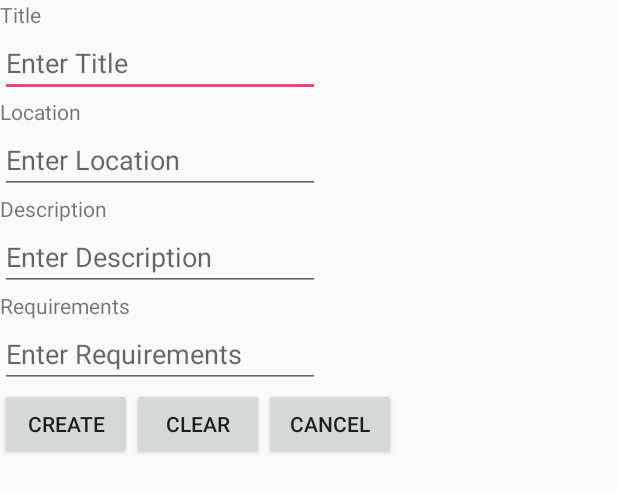
After one commit to yyuumd/LocalCommunityServices, an Android app: the layout activity_add_ops.xml on its own in the app's theme, with its tools: preview values and no code run, on a phone screen of 412 x 824 dp. The commit adds this screen. Shown: the top 492 px of the screen. Run offline under Robolectric (Android 15) with nearby library versions, the phone set to English and light mode, and no system bars.

Commit message:
updated by Yifan
update AndroidManifest and res/string, add layout files

```diff
--- a/app/src/main/AndroidManifest.xml
+++ b/app/src/main/AndroidManifest.xml
@@ -39,6 +39,12 @@
                 <category android:name="android.intent.category.LAUNCHER" />
             </intent-filter>
         </activity>
+        <activity
+            android:name=".AddOpsActivity">
+        </activity>
+        <activity
+            android:name=".FeedbackActivity">
+        </activity>
     </application>
 
 </manifest>
--- /dev/null
+++ b/app/src/main/res/layout/activity_add_ops.xml
@@ -0,0 +1,101 @@
+<?xml version="1.0" encoding="utf-8"?>
+<RelativeLayout xmlns:android="http://schemas.android.com/apk/res/android"
+    android:layout_width="match_parent"
+    android:layout_height="match_parent">
+
+    <TextView
+        android:id="@+id/opsTitleLabel"
+        android:layout_width="wrap_content"
+        android:layout_height="wrap_content"
+        android:layout_alignParentStart="true"
+        android:layout_alignParentTop="true"
+        android:text="@string/ops_title" />
+
+    <EditText
+        android:id="@+id/opsTitle"
+        android:layout_width="wrap_content"
+        android:layout_height="wrap_content"
+        android:layout_alignParentStart="true"
+        android:layout_below="@id/opsTitleLabel"
+        android:ems="10"
+        android:hint="@string/enter_title"
+        android:inputType="textMultiLine" />
+
+    <TextView
+        android:id="@+id/opsLocationLabel"
+        android:layout_width="wrap_content"
+        android:layout_height="wrap_content"
+        android:layout_alignParentStart="true"
+        android:layout_below="@id/opsTitle"
+        android:text="@string/ops_location" />
+
+    <EditText
+        android:id="@+id/opsLocation"
+        android:layout_width="wrap_content"
+        android:layout_height="wrap_content"
+        android:layout_alignParentStart="true"
+        android:layout_below="@id/opsLocationLabel"
+        android:ems="10"
+        android:hint="@string/enter_location"
+        android:inputType="textMultiLine" />
+
+    <TextView
+        android:id="@+id/opsDescriptionLabel"
+        android:layout_width="wrap_content"
+        android:layout_height="wrap_content"
+        android:layout_alignParentStart="true"
+        android:layout_below="@id/opsLocation"
+        android:text="@string/ops_description" />
+
+    <EditText
+        android:id="@+id/opsDescription"
+        android:layout_width="wrap_content"
+        android:layout_height="wrap_content"
+        android:layout_alignParentStart="true"
+        android:layout_below="@id/opsDescriptionLabel"
+        android:ems="10"
+        android:hint="@string/enter_description"
+        android:inputType="textMultiLine" />
+
+    <TextView
+        android:id="@+id/opsRequirementsLabel"
+        android:layout_width="wrap_content"
+        android:layout_height="wrap_content"
+        android:layout_alignParentStart="true"
+        android:layout_below="@id/opsDescription"
+        android:text="@string/ops_requirements" />
+
+    <EditText
+        android:id="@+id/opsRequirements"
+        android:layout_width="wrap_content"
+        android:layout_height="wrap_content"
+        android:layout_alignParentStart="true"
+        android:layout_below="@id/opsRequirementsLabel"
+        android:ems="10"
+        android:hint="@string/enter_requirements"
+        android:inputType="textMultiLine" />
+
+    <Button
+        android:id="@+id/createButton"
+        android:layout_width="wrap_content"
+        android:layout_height="wrap_content"
+        android:layout_alignParentStart="true"
+        android:layout_below="@id/opsRequirements"
+        android:text="@string/create" />
+
+    <Button
+        android:id="@+id/clearButton"
+        android:layout_width="wrap_content"
+        android:layout_height="wrap_content"
+        android:layout_below="@id/opsRequirements"
+        android:layout_toEndOf="@id/createButton"
+        android:text="@string/clear" />
+
+    <Button
+        android:id="@+id/cancelButton"
+        android:layout_width="wrap_content"
+        android:layout_height="wrap_content"
+        android:layout_below="@id/opsRequirements"
+        android:layout_toEndOf="@id/clearButton"
+        android:text="@string/cancel" />
+</RelativeLayout>
--- a/app/src/main/res/values/strings.xml
+++ b/app/src/main/res/values/strings.xml
@@ -5,4 +5,18 @@
     <string name="name">Name</string>
     <string name="verify" >"Please Verify Your Email address! "</string>
     <string name="Login">Go Login</string>
+    <string name="ops_title">Title</string>
+    <string name="enter_title">Enter Title</string>
+    <string name="ops_location">Location</string>
+    <string name="enter_location">Enter Location</string>
+    <string name="ops_description">Description</string>
+    <string name="enter_description">Enter Description</string>
+    <string name="ops_requirements">Requirements</string>
+    <string name="enter_requirements">Enter Requirements</string>
+    <string name="create">Create</string>
+    <string name="clear">Clear</string>
+    <string name="cancel">Cancel</string>
+    <string name="ops_rating">Rating</string>
+    <string name="ops_feedback">Feedback</string>
+    <string name="enter_feedback">Enter Feedback</string>
 </resources>
```
Also changed, not shown: app/src/main/res/layout/activity_feedback.xml (added, +60 -0 lines).
